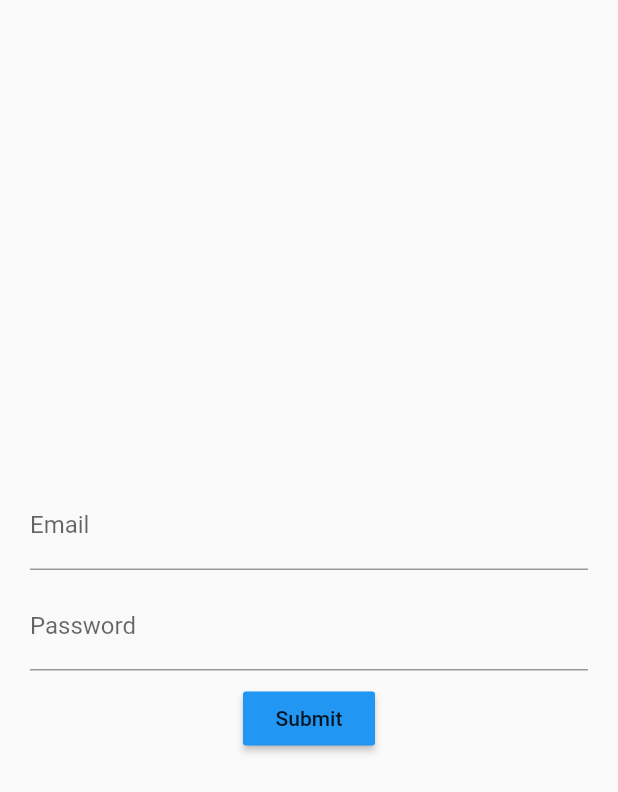
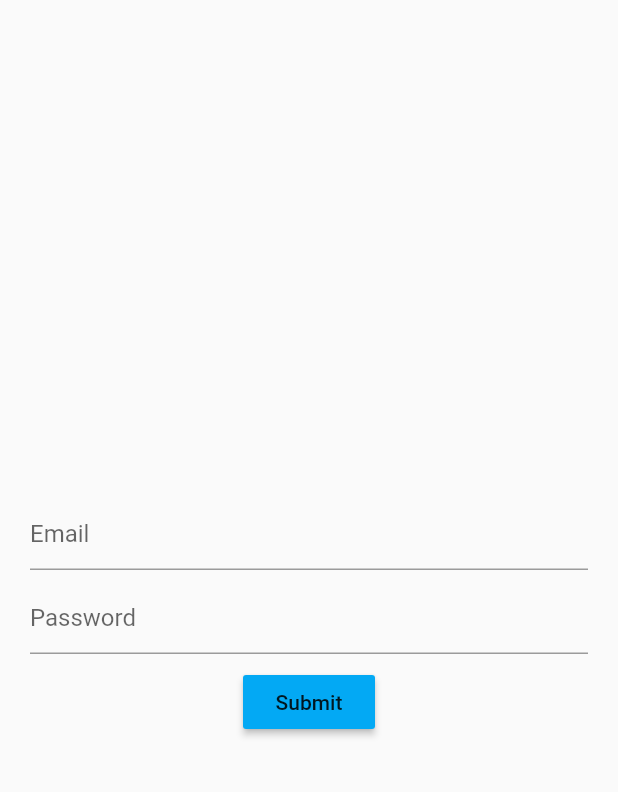
Before and after one commit to talhabajwa1996/Login-BLOC-2, a Flutter app: the screen it shows after launch, on a phone screen of 412 x 824 dp. Shown: the top 792 px of the screen. Run offline on Flutter 3.47's test engine with Material 2 defaults, Android fonts, the phone set to English and light mode, and no system bars.

Commit message:
Copied Files

```diff
--- a/lib/src/app.dart
+++ b/lib/src/app.dart
@@ -2,9 +2,9 @@ import 'package:flutter/material.dart';
 import 'screens/login_screen.dart';
 
 class MyApp extends StatelessWidget {
-  Widget build(context) {
+  @override
+  Widget build(BuildContext context) {
     return MaterialApp(
-      title: 'This is my app',
       debugShowCheckedModeBanner: false,
       home: Scaffold(
         body: LoginScreen(),
--- a/lib/src/blocs/bloc.dart
+++ b/lib/src/blocs/bloc.dart
@@ -1,20 +1,20 @@
 import 'dart:async';
-import 'validators.dart';
+import '../blocs/validation_mixin.dart';
 
-class Bloc extends Object with Validator{
+class Bloc extends Object with Validator {
   final _email = StreamController<String>();
   final _password = StreamController<String>();
-
-  Stream<String> get email => _email.stream.transform(emailValidator);
-  Stream<String> get password => _password.stream.transform(passwordValidator);
 
   Function(String) get changeEmail => _email.sink.add;
   Function(String) get changePassword => _password.sink.add;
 
-  dispose(){
+  Stream<String> get email => _email.stream.transform(validateEmail);
+  Stream<String> get password => _password.stream.transform(validatePassword);
+
+  dispose() {
     _email.close();
     _password.close();
   }
 }
 
-final bloc = Bloc();
+final bloc = new Bloc();
--- a/lib/src/screens/login_screen.dart
+++ b/lib/src/screens/login_screen.dart
@@ -2,13 +2,14 @@ import 'package:flutter/material.dart';
 import '../blocs/bloc.dart';
 
 class LoginScreen extends StatelessWidget {
-  Widget build(context) {
+  @override
+  Widget build(BuildContext context) {
     return Container(
       margin: EdgeInsets.all(20.0),
       child: Column(
+        crossAxisAlignment: CrossAxisAlignment.center,
         mainAxisAlignment: MainAxisAlignment.center,
-        crossAxisAlignment: CrossAxisAlignment.center,
-        children: [
+        children: <Widget>[
           email(),
           SizedBox(height: 8.0),
           password(),
@@ -27,8 +28,7 @@ class LoginScreen extends StatelessWidget {
           onChanged: bloc.changeEmail,
           keyboardType: TextInputType.emailAddress,
           decoration: InputDecoration(
-            labelText: 'Email',
-            hintText: 'example@example.com',
+            hintText: ('Email'),
             errorText: snapshot.error,
           ),
         );
@@ -44,8 +44,7 @@ class LoginScreen extends StatelessWidget {
           onChanged: bloc.changePassword,
           obscureText: true,
           decoration: InputDecoration(
-            labelText: 'Password',
-            hintText: 'Password',
+            hintText: ('Password'),
             errorText: snapshot.error,
           ),
         );
@@ -55,9 +54,9 @@ class LoginScreen extends StatelessWidget {
 
   Widget submitButton() {
     return RaisedButton(
+      onPressed: () {},
       child: Text('Submit'),
-      color: Colors.blue,
-      onPressed: () {},
+      color: Colors.lightBlue,
     );
   }
 }
```
Also changed, not shown: lib/src/blocs/validation_mixin.dart (added, +26 -0 lines).
